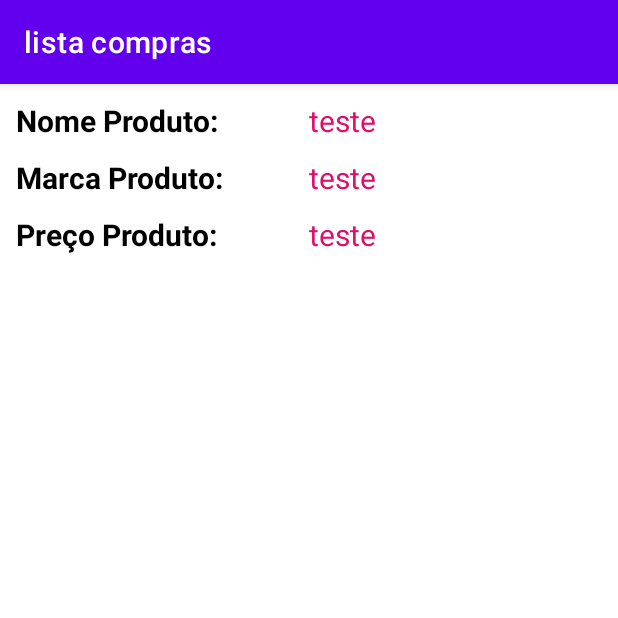
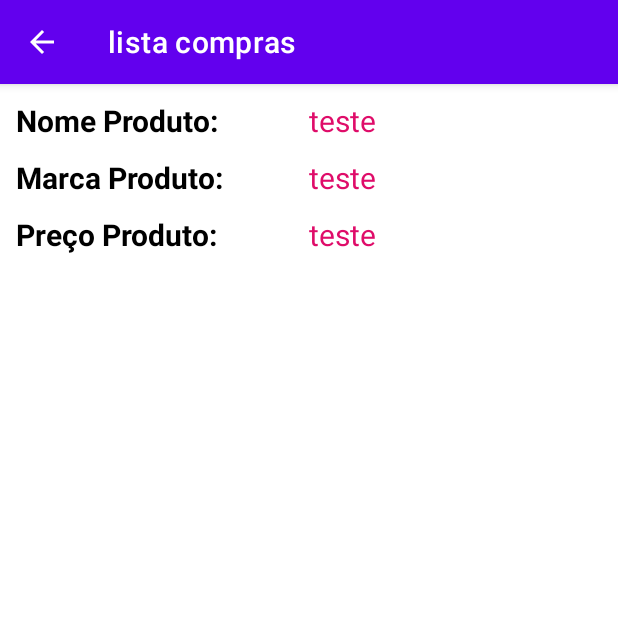
Before and after one commit to eumagnun/app_android_lista_compras, an Android app: the VisualizarActivity screen opened directly, with no data from a screen before it, on a phone screen of 412 x 824 dp, the top half of it. Run offline under Robolectric (Android 15) with nearby library versions, the phone set to English and light mode, and no system bars; 4 statements that could not run were skipped.

Commit message:
Versão 12/04/2022

```diff
--- a/3sir/listacompras/app/src/main/AndroidManifest.xml
+++ b/3sir/listacompras/app/src/main/AndroidManifest.xml
@@ -9,6 +9,10 @@
         android:roundIcon="@mipmap/ic_launcher_round"
         android:supportsRtl="true"
         android:theme="@style/Theme.ListaCompras">
+        <activity
+            android:name=".VisualizarActivity"
+            android:parentActivityName=".ListaActivity"></activity>
+
         <activity android:name=".ListaActivity">
             <intent-filter>
                 <action android:name="android.intent.action.MAIN" />
@@ -16,9 +20,10 @@
                 <category android:name="android.intent.category.LAUNCHER" />
             </intent-filter>
         </activity>
-        <activity android:name=".CadastroActivity">
 
-        </activity>
+        <activity
+            android:name=".CadastroActivity"
+            android:parentActivityName=".ListaActivity"></activity>
     </application>
 
 </manifest>
--- a/3sir/listacompras/app/src/main/java/br/com/danielamaral/listacompras/ListaActivity.kt
+++ b/3sir/listacompras/app/src/main/java/br/com/danielamaral/listacompras/ListaActivity.kt
@@ -10,7 +10,7 @@ import br.com.danielamaral.listacompras.adapter.ItemAdapter
 import br.com.danielamaral.listacompras.model.Produto
 import com.google.android.material.floatingactionbutton.FloatingActionButton
 
-class ListaActivity : AppCompatActivity() {
+class ListaActivity : AppCompatActivity(), ItemAdapter.OnProdutoClickListener {
 
     override fun onCreate(savedInstanceState: Bundle?) {
         super.onCreate(savedInstanceState)
@@ -21,7 +21,7 @@ class ListaActivity : AppCompatActivity() {
         val rvListaCompras:RecyclerView  = findViewById(R.id.rvListaCompras)
         rvListaCompras.layoutManager = LinearLayoutManager(this)
 
-        rvListaCompras.adapter = ItemAdapter(Database.listaCompras)
+        rvListaCompras.adapter = ItemAdapter(Database.listaCompras, this)
 
         val fabCadastrarProduto:FloatingActionButton = findViewById(R.id.fabCadastraProduto)
         fabCadastrarProduto.setOnClickListener {
@@ -29,4 +29,10 @@ class ListaActivity : AppCompatActivity() {
             startActivity(intent)
         }
     }
+
+    override fun onProdutoClick(produtoPosition: Int) {
+        val intent = Intent(this, VisualizarActivity::class.java)
+        intent.putExtra("dados",Database.listaCompras[produtoPosition])
+        startActivity(intent)
+    }
 }
--- /dev/null
+++ b/3sir/listacompras/app/src/main/java/br/com/danielamaral/listacompras/VisualizarActivity.kt
@@ -0,0 +1,26 @@
+package br.com.danielamaral.listacompras
+
+import androidx.appcompat.app.AppCompatActivity
+import android.os.Bundle
+import android.widget.TextView
+import br.com.danielamaral.listacompras.model.Produto
+
+class VisualizarActivity : AppCompatActivity() {
+
+    private lateinit var produtoSelecionado:Produto
+
+    override fun onCreate(savedInstanceState: Bundle?) {
+        super.onCreate(savedInstanceState)
+        setContentView(R.layout.activity_visualizar)
+
+        produtoSelecionado = intent.getSerializableExtra("dados") as Produto
+
+        val tvNome:TextView = findViewById(R.id.tvNome)
+        val tvMarca:TextView = findViewById(R.id.tvMarca)
+        val tvPreco:TextView = findViewById(R.id.tvPreco)
+
+        tvNome.text = produtoSelecionado.nome
+        tvMarca.text = produtoSelecionado.marca
+        tvPreco.text = produtoSelecionado.preco.toString()
+    }
+}
--- a/3sir/listacompras/app/src/main/java/br/com/danielamaral/listacompras/adapter/ItemAdapter.kt
+++ b/3sir/listacompras/app/src/main/java/br/com/danielamaral/listacompras/adapter/ItemAdapter.kt
@@ -4,22 +4,34 @@ import android.view.LayoutInflater
 import android.view.View
 import android.view.ViewGroup
 import android.widget.TextView
+import androidx.cardview.widget.CardView
 import androidx.recyclerview.widget.RecyclerView
 import br.com.danielamaral.listacompras.R
 import br.com.danielamaral.listacompras.model.Produto
 
-class ItemAdapter(val dados:List<Produto>):RecyclerView.Adapter<ItemAdapter.ItemViewHolder>() {
+class ItemAdapter(val dados:List<Produto>, val onProdutoClickListener
+    : OnProdutoClickListener):RecyclerView.Adapter<ItemAdapter.ItemViewHolder>() {
 
-    class  ItemViewHolder(view: View):RecyclerView.ViewHolder(view){
+    class  ItemViewHolder(view: View, val onProdutoClickListener
+    : OnProdutoClickListener):RecyclerView.ViewHolder(view), View.OnClickListener{
         val tvItemNome:TextView = view.findViewById(R.id.tvItemNome)
         val tvItemMarca:TextView = view.findViewById(R.id.tvItemMarca)
         val tvItemPreco:TextView = view.findViewById(R.id.tvItemPreco)
+        val cvItemLista:CardView = view.findViewById(R.id.cvItemLista)
+
+        init{
+            cvItemLista.setOnClickListener(this)
+        }
+
+        override fun onClick(v: View?) {
+            onProdutoClickListener.onProdutoClick(adapterPosition)
+        }
     }
 
     override fun onCreateViewHolder(parent: ViewGroup, viewType: Int): ItemViewHolder {
         val adapterLayout = LayoutInflater.from(parent.context)
             .inflate(R.layout.item_lista,parent,false)
-        return ItemViewHolder(adapterLayout)
+        return ItemViewHolder(adapterLayout,onProdutoClickListener)
     }
 
     override fun onBindViewHolder(holder: ItemViewHolder, position: Int) {
@@ -32,4 +44,8 @@ class ItemAdapter(val dados:List<Produto>):RecyclerView.Adapter<ItemAdapter.Item
     override fun getItemCount(): Int {
         return dados.size
     }
+
+    interface OnProdutoClickListener{
+        fun onProdutoClick(produtoPosition: Int)
+    }
 }
--- a/3sir/listacompras/app/src/main/java/br/com/danielamaral/listacompras/model/Produto.kt
+++ b/3sir/listacompras/app/src/main/java/br/com/danielamaral/listacompras/model/Produto.kt
@@ -1,7 +1,9 @@
 package br.com.danielamaral.listacompras.model
+
+import java.io.Serializable
 
 data class Produto(
     val nome: String,
     val marca: String,
     val preco: Double
-)
+):Serializable
--- /dev/null
+++ b/3sir/listacompras/app/src/main/res/layout/activity_visualizar.xml
@@ -0,0 +1,100 @@
+<?xml version="1.0" encoding="utf-8"?>
+
+
+<androidx.constraintlayout.widget.ConstraintLayout xmlns:android="http://schemas.android.com/apk/res/android"
+    xmlns:app="http://schemas.android.com/apk/res-auto"
+    xmlns:tools="http://schemas.android.com/tools"
+    android:layout_width="match_parent"
+    android:layout_height="match_parent"
+    tools:context=".CadastroActivity">
+
+    <LinearLayout
+        android:id="@+id/llItem"
+        android:layout_width="0dp"
+        android:layout_height="wrap_content"
+        android:layout_margin="5dp"
+        android:orientation="vertical"
+        app:layout_constraintEnd_toEndOf="parent"
+        app:layout_constraintStart_toStartOf="parent"
+        app:layout_constraintTop_toTopOf="parent">
+
+        <LinearLayout
+            android:layout_width="match_parent"
+            android:layout_height="wrap_content"
+            android:layout_margin="5dp"
+            android:orientation="horizontal">
+
+            <TextView
+                android:layout_width="match_parent"
+                android:layout_height="wrap_content"
+                android:layout_weight="0.1"
+                android:text="Nome Produto: "
+                android:textColor="@color/black"
+                android:textSize="20sp"
+                android:textStyle="bold" />
+
+            <TextView
+                android:id="@+id/tvNome"
+                android:layout_width="match_parent"
+                android:layout_height="wrap_content"
+                android:layout_weight="0.1"
+                android:text="teste"
+                android:textColor="@color/colorPrimary"
+                android:textSize="20sp" />
+
+        </LinearLayout>
+
+        <LinearLayout
+            android:layout_width="match_parent"
+            android:layout_height="wrap_content"
+            android:layout_margin="5dp"
+            android:orientation="horizontal">
+
+            <TextView
+                android:layout_width="match_parent"
+                android:layout_height="wrap_content"
+                android:layout_weight="0.1"
+                android:text="Marca Produto: "
+                android:textColor="@color/black"
+                android:textSize="20sp"
+                android:textStyle="bold" />
+
+            <TextView
+                android:id="@+id/tvMarca"
+                android:layout_width="match_parent"
+                android:layout_height="wrap_content"
+                android:layout_weight="0.1"
+                android:text="teste"
+                android:textColor="@color/colorPrimary"
+
+                android:textSize="20sp" />
+        </LinearLayout>
+
+        <LinearLayout
+            android:layout_width="match_parent"
+            android:layout_height="wrap_content"
+            android:layout_margin="5dp"
+            android:orientation="horizontal">
+
+            <TextView
+                android:layout_width="match_parent"
+                android:layout_height="wrap_content"
+                android:layout_weight="0.1"
+                android:text="@string/preco_produto"
+                android:textColor="@color/black"
+                android:textSize="20sp"
+                android:textStyle="bold" />
+
+            <TextView
+                android:id="@+id/tvPreco"
+                android:layout_width="match_parent"
+                android:layout_height="wrap_content"
+                android:layout_weight="0.1"
+                android:text="teste"
+                android:textColor="@color/colorPrimary"
+                android:textSize="20sp" />
+        </LinearLayout>
+
+
+    </LinearLayout>
+</androidx.constraintlayout.widget.ConstraintLayout>
--- a/3sir/listacompras/app/src/main/res/layout/item_lista.xml
+++ b/3sir/listacompras/app/src/main/res/layout/item_lista.xml
@@ -1,6 +1,7 @@
 <?xml version="1.0" encoding="utf-8"?>
 
 <androidx.cardview.widget.CardView xmlns:android="http://schemas.android.com/apk/res/android"
+    android:id="@+id/cvItemLista"
     android:layout_width="match_parent"
     android:layout_height="wrap_content"
     android:layout_margin="5dp"
--- a/3sir/listacompras/app/src/main/res/values/strings.xml
+++ b/3sir/listacompras/app/src/main/res/values/strings.xml
@@ -1,3 +1,4 @@
 <resources>
     <string name="app_name">lista compras</string>
+    <string name="preco_produto">Preço Produto:</string>
 </resources>
```
